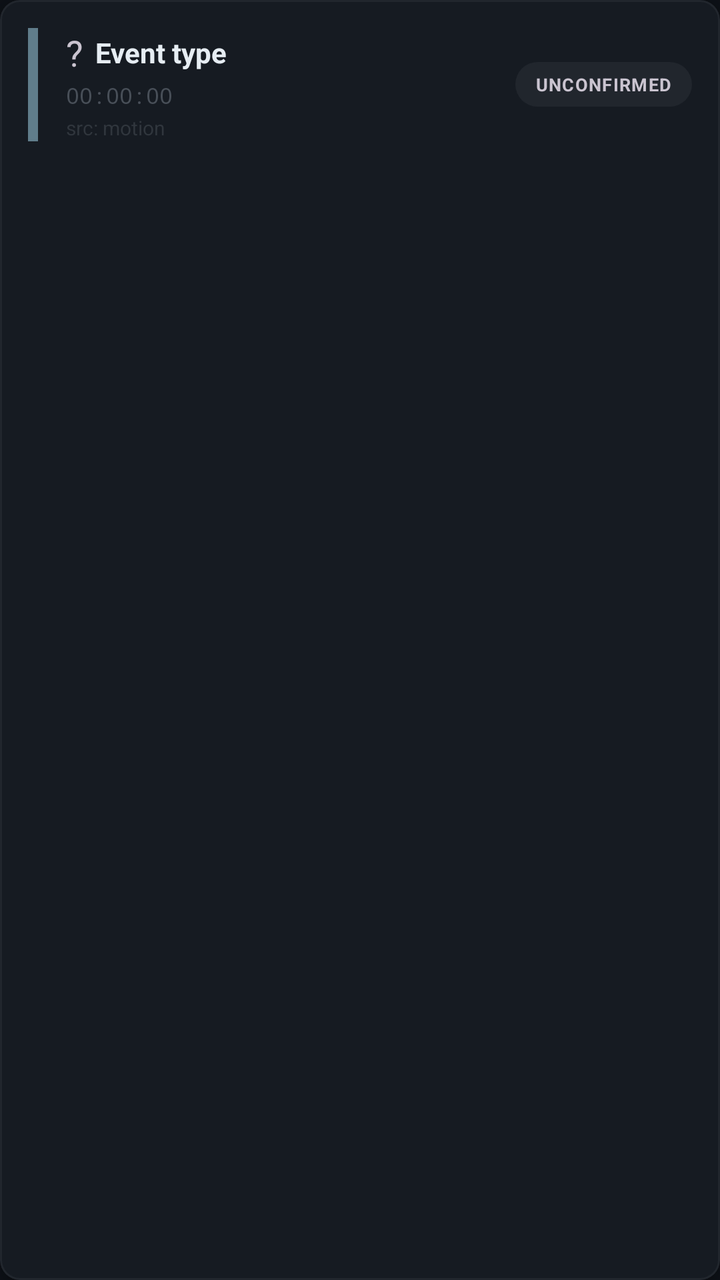
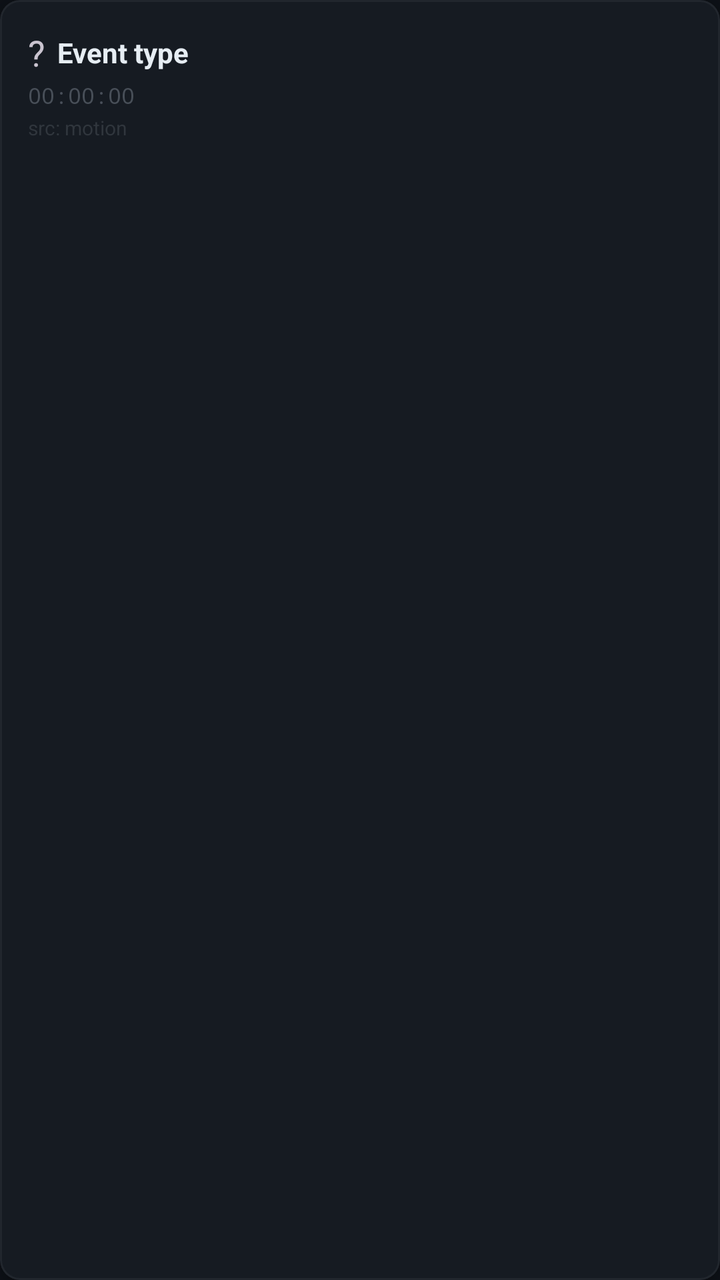

Before-and-after screenshots of an Android layout around one commit, followed by the original layout XML and the change that was made.
<!-- AndroidManifest.xml: application theme Theme.TRACE -->
<!-- res/layout/item_event.xml -->
<?xml version="1.0" encoding="utf-8"?>
<com.google.android.material.card.MaterialCardView
    xmlns:android="http://schemas.android.com/apk/res/android"
    xmlns:app="http://schemas.android.com/apk/res-auto"
    android:layout_width="match_parent"
    android:layout_height="wrap_content"
    android:layout_marginStart="12dp"
    android:layout_marginEnd="12dp"
    android:layout_marginTop="4dp"
    android:layout_marginBottom="4dp"
    app:cardBackgroundColor="?attr/colorSurfaceVariant"
    app:cardCornerRadius="10dp"
    app:cardElevation="4dp"
    app:strokeColor="?attr/colorOutlineVariant"
    app:strokeWidth="1dp">

    <LinearLayout
        android:layout_width="match_parent"
        android:layout_height="wrap_content"
        android:orientation="horizontal"
        android:padding="14dp"
        android:minHeight="72dp">

        
        <View
            android:id="@+id/statusStrip"
            android:layout_width="5dp"
            android:layout_height="match_parent"
            android:layout_marginEnd="14dp"
            android:background="@color/trace_sensor_icon" />

        
        <LinearLayout
            android:layout_width="0dp"
            android:layout_height="wrap_content"
            android:layout_weight="1"
            android:orientation="vertical"
            android:layout_gravity="center_vertical">

            <LinearLayout
                android:layout_width="match_parent"
                android:layout_height="wrap_content"
                android:orientation="horizontal"
                android:gravity="center_vertical">

                <TextView
                    android:id="@+id/tvIcon"
                    android:layout_width="wrap_content"
                    android:layout_height="wrap_content"
                    android:textSize="18sp"
                    android:layout_marginEnd="6dp"
                    android:text="?" />

                <TextView
                    android:id="@+id/tvEventType"
                    android:layout_width="wrap_content"
                    android:layout_height="wrap_content"
                    android:textColor="?attr/colorOnSurface"
                    android:textSize="14sp"
                    android:textStyle="bold"
                    android:text="Event type" />
            </LinearLayout>

            <TextView
                android:id="@+id/tvTimestamp"
                android:layout_width="wrap_content"
                android:layout_height="wrap_content"
                android:textColor="@color/trace_text_hint"
                android:textSize="11sp"
                android:fontFamily="monospace"
                android:layout_marginTop="2dp"
                android:text="00:00:00" />

            <TextView
                android:id="@+id/tvSource"
                android:layout_width="wrap_content"
                android:layout_height="wrap_content"
                android:textColor="?attr/colorOutline"
                android:textSize="10sp"
                android:layout_marginTop="2dp"
                android:text="src: motion" />

        </LinearLayout>

        
        <TextView
            android:id="@+id/tvStatus"
            android:layout_width="wrap_content"
            android:layout_height="wrap_content"
            android:layout_gravity="center_vertical"
            android:paddingStart="10dp"
            android:paddingEnd="10dp"
            android:paddingTop="5dp"
            android:paddingBottom="5dp"
            android:textSize="9sp"
            android:textStyle="bold"
            android:letterSpacing="0.05"
            android:background="@drawable/status_pill"
            android:text="UNCONFIRMED" />

    </LinearLayout>

</com.google.android.material.card.MaterialCardView>
<!-- resources referenced by this layout -->
<resources>
  <color name="trace_sensor_icon">#607D8B</color>
  <color name="trace_text_hint">#484F58</color>
  <!-- drawable status_pill (drawable) -->
  <?xml version="1.0" encoding="utf-8"?>
  <shape xmlns:android="http://schemas.android.com/apk/res/android"
      android:shape="rectangle">
      <corners android:radius="20dp" />
      <solid android:color="@color/trace_surface_container_high" />
  </shape>
  <color name="trace_surface_container_high">#21262D</color>
  <color name="trace_primary">#00E676</color>
  <color name="trace_on_primary">#000000</color>
  <color name="trace_primary_container">#00401F</color>
  <color name="trace_on_primary_container">#6CFFA5</color>
  <color name="trace_secondary">#58A6FF</color>
  <color name="trace_on_secondary">#001B33</color>
  <color name="trace_secondary_container">#12314C</color>
  <color name="trace_on_secondary_container">#CFE4FF</color>
  <color name="trace_tertiary">#FFD600</color>
  <color name="trace_on_tertiary">#2A2100</color>
  <color name="trace_tertiary_container">#4A3D00</color>
  <color name="trace_on_tertiary_container">#FFE680</color>
  <color name="trace_error">#F85149</color>
  <color name="trace_on_error">#000000</color>
  <color name="trace_error_container">#7A1D19</color>
  <color name="trace_on_error_container">#FFDAD6</color>
  <color name="trace_surface">#0D1117</color>
  <color name="trace_on_surface">#E6EDF3</color>
  <color name="trace_surface_variant">#161B22</color>
  <color name="trace_on_surface_variant">#8B949E</color>
  <color name="trace_inverse_surface">#E6EDF3</color>
  <color name="trace_inverse_on_surface">#161B22</color>
  <color name="trace_inverse_primary">#00C853</color>
  <color name="trace_outline">#30363D</color>
  <color name="trace_outline_variant">#21262D</color>
  <!-- unchanged entries left out for length: 1 -->
</resources>

<!-- the commit's change to res/layout/item_event.xml (unified diff, before → after) -->
@@ -20,14 +20,6 @@
         android:orientation="horizontal"
         android:padding="14dp"
         android:minHeight="72dp">
-
-        
-        <View
-            android:id="@+id/statusStrip"
-            android:layout_width="5dp"
-            android:layout_height="match_parent"
-            android:layout_marginEnd="14dp"
-            android:background="@color/trace_sensor_icon" />
 
         
         <LinearLayout
@@ -82,22 +74,6 @@
 
         </LinearLayout>
 
-        
-        <TextView
-            android:id="@+id/tvStatus"
-            android:layout_width="wrap_content"
-            android:layout_height="wrap_content"
-            android:layout_gravity="center_vertical"
-            android:paddingStart="10dp"
-            android:paddingEnd="10dp"
-            android:paddingTop="5dp"
-            android:paddingBottom="5dp"
-            android:textSize="9sp"
-            android:textStyle="bold"
-            android:letterSpacing="0.05"
-            android:background="@drawable/status_pill"
-            android:text="UNCONFIRMED" />
-
     </LinearLayout>
 
 </com.google.android.material.card.MaterialCardView>
<!-- resource entries referenced after the edit -->
@@ -1,15 +1,6 @@
 <!-- resources referenced by this layout -->
 <resources>
-  <color name="trace_sensor_icon">#607D8B</color>
   <color name="trace_text_hint">#484F58</color>
-  <!-- drawable status_pill (drawable) -->
-  <?xml version="1.0" encoding="utf-8"?>
-  <shape xmlns:android="http://schemas.android.com/apk/res/android"
-      android:shape="rectangle">
-      <corners android:radius="20dp" />
-      <solid android:color="@color/trace_surface_container_high" />
-  </shape>
-  <color name="trace_surface_container_high">#21262D</color>
   <color name="trace_primary">#00E676</color>
   <color name="trace_on_primary">#000000</color>
   <color name="trace_primary_container">#00401F</color>
